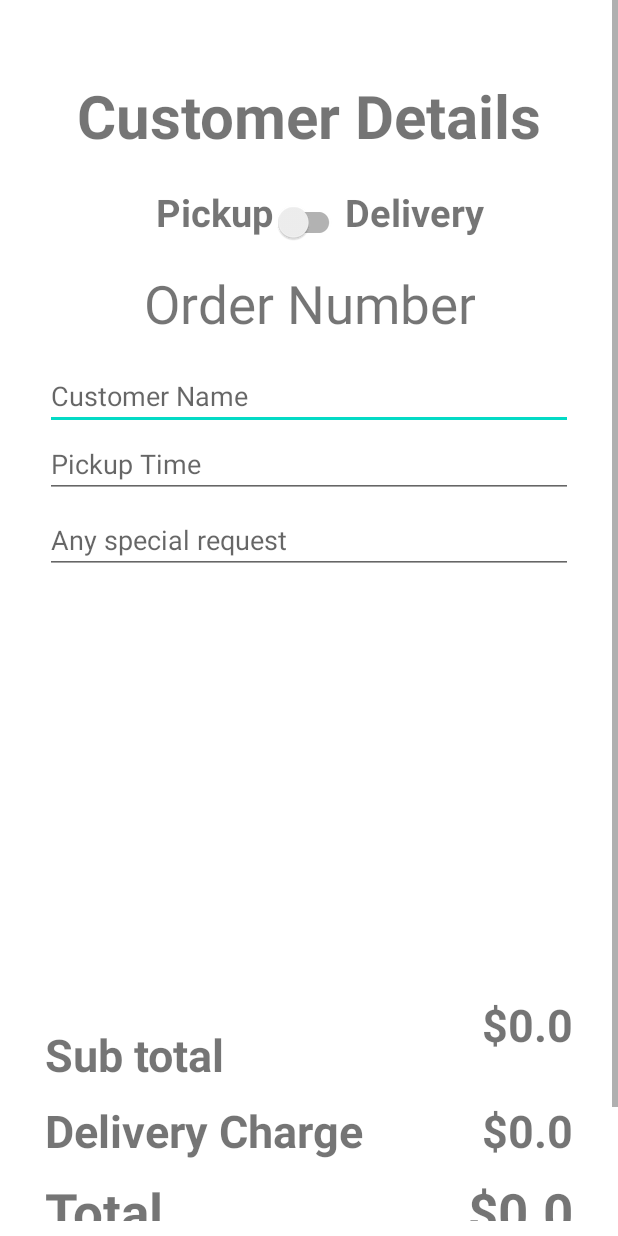
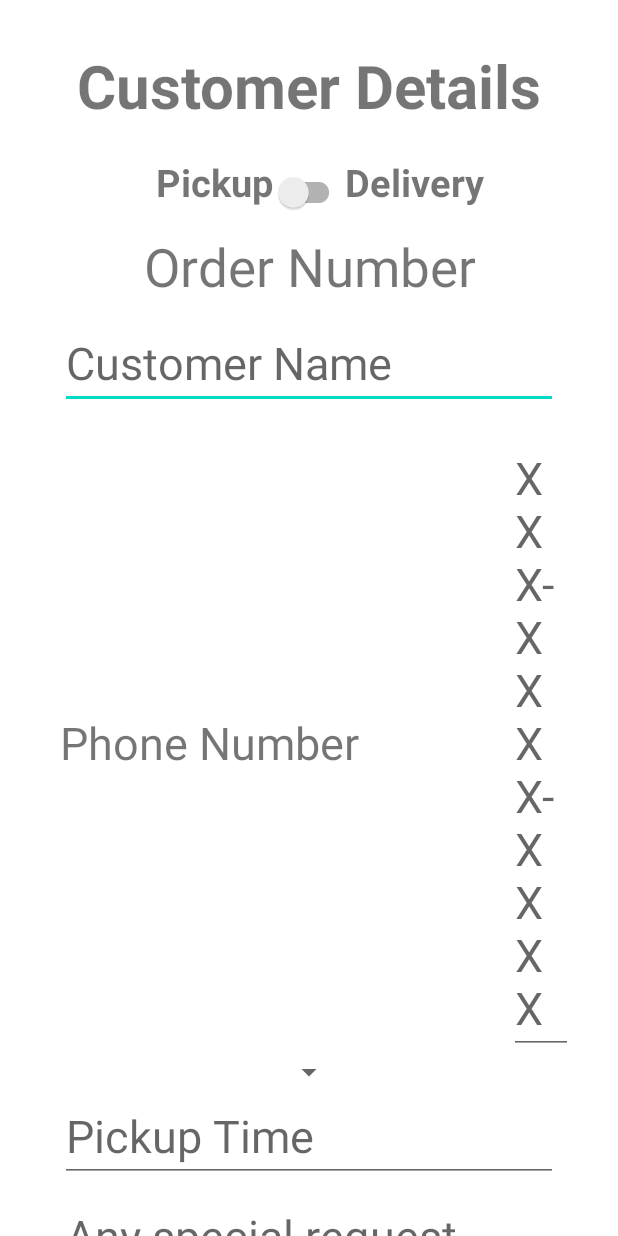
Before and after one commit to TranThiLanAnhRikai/POSAPP, an Android app: the layout fragment_checkout.xml on its own in the app's theme, with its tools: preview values and no code run, on a phone screen of 412 x 824 dp. Run offline under Robolectric (Android 15) with nearby library versions, the phone set to English and light mode, and no system bars; Roboto replaces fonts that are not available here.

Commit message:
UI for checkout fragment done, basic UI for order status fragment

```diff
--- a/app/src/main/java/com/example/pos/CartFragment.kt
+++ b/app/src/main/java/com/example/pos/CartFragment.kt
@@ -100,7 +100,7 @@ class CartFragment : Fragment(), CartItemsAdapter.OnClickListener {
     }
 
     fun payOrder() {
-        findNavController().navigate(R.id.action_cartFragment_to_paymentFragment)
+        findNavController().navigate(R.id.action_cartFragment_to_checkoutFragment)
     }
 
 }
--- /dev/null
+++ b/app/src/main/res/drawable/ic_baseline_shopping_cart_24.xml
@@ -0,0 +1,5 @@
+<vector android:height="24dp" android:tint="#000000"
+    android:viewportHeight="24" android:viewportWidth="24"
+    android:width="24dp" xmlns:android="http://schemas.android.com/apk/res/android">
+    <path android:fillColor="@android:color/white" android:pathData="M7,18c-1.1,0 -1.99,0.9 -1.99,2S5.9,22 7,22s2,-0.9 2,-2 -0.9,-2 -2,-2zM1,2v2h2l3.6,7.59 -1.35,2.45c-0.16,0.28 -0.25,0.61 -0.25,0.96 0,1.1 0.9,2 2,2h12v-2L7.42,15c-0.14,0 -0.25,-0.11 -0.25,-0.25l0.03,-0.12 0.9,-1.63h7.45c0.75,0 1.41,-0.41 1.75,-1.03l3.58,-6.49c0.08,-0.14 0.12,-0.31 0.12,-0.48 0,-0.55 -0.45,-1 -1,-1L5.21,4l-0.94,-2L1,2zM17,18c-1.1,0 -1.99,0.9 -1.99,2s0.89,2 1.99,2 2,-0.9 2,-2 -0.9,-2 -2,-2z"/>
+</vector>
--- a/app/src/main/res/layout/fragment_payment.xml
+++ b/app/src/main/res/layout/fragment_checkout.xml
@@ -1,20 +1,22 @@
 <?xml version="1.0" encoding="utf-8"?>
-<ScrollView xmlns:android="http://schemas.android.com/apk/res/android"
-    xmlns:app="http://schemas.android.com/apk/res-auto"
-    xmlns:tools="http://schemas.android.com/tools"
-    android:layout_width="match_parent"
-    android:layout_height="match_parent"
-    android:paddingBottom="10dp"
-    >
+<layout xmlns:android="http://schemas.android.com/apk/res/android"
+    xmlns:app="http://schemas.android.com/apk/res-auto">
+    <data>
+        <variable
+            name="checkoutFragment"
+            type="com.example.pos.CheckoutFragment" />
+        <variable
+            name="menuViewModel"
+            type="com.example.pos.model.MenuViewModel" />
+    </data>
     <androidx.constraintlayout.widget.ConstraintLayout
         android:layout_width="match_parent"
         android:layout_height="match_parent"
-        android:layout_marginLeft="20dp"
-        android:layout_marginRight="20dp">
-
+        android:layout_marginLeft="30dp"
+        android:layout_marginRight="30dp">
 
         <TextView android:id="@+id/customer_details"
-            android:layout_marginTop="50dp"
+            android:layout_marginTop="30dp"
             android:layout_width="wrap_content"
             android:layout_height="wrap_content"
             app:layout_constraintStart_toStartOf="parent"
@@ -24,18 +26,18 @@
             android:textSize="40sp"
             android:textStyle="bold"/>
 
-        <TextView android:id="@+id/tvPickup"
+        <TextView android:id="@+id/pickup_text"
             android:layout_width="wrap_content"
             android:layout_height="wrap_content"
             android:layout_marginTop="20sp"
-            app:layout_constraintEnd_toStartOf="@+id/switchDelivery"
+            app:layout_constraintEnd_toStartOf="@+id/switch_delivery"
             app:layout_constraintTop_toBottomOf="@+id/customer_details"
             android:text="Pickup"
             android:textSize="25sp"
             android:textStyle="bold"/>
 
         <androidx.appcompat.widget.SwitchCompat
-            android:id="@+id/switchDelivery"
+            android:id="@+id/switch_delivery"
             android:layout_width="wrap_content"
             android:layout_height="wrap_content"
             app:layout_constraintStart_toStartOf="parent"
@@ -50,7 +52,7 @@
             android:layout_width="wrap_content"
             android:layout_height="wrap_content"
             android:layout_marginTop="20dp"
-            app:layout_constraintStart_toEndOf="@+id/switchDelivery"
+            app:layout_constraintStart_toEndOf="@+id/switch_delivery"
             app:layout_constraintTop_toBottomOf="@+id/customer_details"
             android:text="Delivery"
             android:textSize="25sp"
@@ -59,138 +61,154 @@
             android:id="@+id/order_number"
             android:layout_width="wrap_content"
             android:layout_height="wrap_content"
-            android:layout_marginTop="20dp"
+            android:layout_marginTop="15dp"
             app:layout_constraintTop_toBottomOf="@+id/delivery"
             android:textSize="35sp"
             android:text="Order Number"
             android:gravity="center"
             app:layout_constraintLeft_toLeftOf="parent"
             app:layout_constraintRight_toRightOf="parent"/>
-        <EditText android:id="@+id/inputName"
+        <EditText android:id="@+id/input_name"
             android:layout_width="match_parent"
             android:layout_height="wrap_content"
             app:layout_constraintStart_toStartOf="parent"
             app:layout_constraintEnd_toEndOf="parent"
             app:layout_constraintTop_toBottomOf="@id/order_number"
+            android:textSize="30sp"
             android:layout_marginStart="10dp"
             android:layout_marginEnd="10dp"
-            android:layout_marginTop="15dp"
+            android:layout_marginTop="10dp"
             android:layout_marginBottom="05dp"
             android:hint="@string/customer_name"/>
+        <LinearLayout
+            android:id="@+id/phone_number_layout"
+            android:layout_width="match_parent"
+            android:layout_height="wrap_content"
+            android:orientation="horizontal"
+            android:layout_marginStart="10dp"
+            android:layout_marginTop="15dp"
+            android:layout_marginBottom="5dp"
+            app:layout_constraintTop_toBottomOf="@id/input_name"
+            app:layout_constraintLeft_toLeftOf="parent">
+            <TextView
+                android:layout_width="wrap_content"
+                android:layout_height="wrap_content"
+                android:textSize="30sp"
+                android:text="Phone Number"/>
+            <Space
+                android:layout_width="100dp"
+                android:layout_height="wrap_content"/>
+            <EditText
+                android:id="@+id/phone_number_edttxt"
+                android:layout_width="wrap_content"
+                android:layout_height="wrap_content"
+                android:textSize="30dp"
+                android:hint="XXX-XXXX-XXXX"/>
 
-        <EditText android:id="@+id/inputAddress"
+        </LinearLayout>
+        <Spinner
+            android:id="@+id/spinner_inner"
+            android:layout_width="wrap_content"
+            android:layout_height="wrap_content"
+            app:layout_constraintLeft_toLeftOf="parent"
+            app:layout_constraintRight_toRightOf="parent"
+            app:layout_constraintTop_toBottomOf="@id/phone_number_layout"/>
+
+        <EditText android:id="@+id/input_address"
             android:layout_width="match_parent"
             android:layout_height="wrap_content"
             app:layout_constraintStart_toStartOf="parent"
             app:layout_constraintEnd_toEndOf="parent"
-            app:layout_constraintTop_toBottomOf="@id/inputName"
+            app:layout_constraintTop_toBottomOf="@id/spinner_inner"
             android:layout_marginStart="10dp"
             android:layout_marginEnd="10dp"
-            android:layout_marginTop="15dp"
-            android:layout_marginBottom="05dp"
-            android:hint="Enter your address"
+            android:layout_marginTop="5dp"
+            android:layout_marginBottom="5dp"
+            android:textSize="30sp"
+            android:hint="Address"
             android:visibility="gone"/>
 
-        <EditText android:id="@+id/inputCity"
+        <EditText android:id="@+id/input_city"
             android:layout_width="match_parent"
             android:layout_height="wrap_content"
             app:layout_constraintStart_toStartOf="parent"
             app:layout_constraintEnd_toEndOf="parent"
-            app:layout_constraintTop_toBottomOf="@id/inputAddress"
+            app:layout_constraintTop_toBottomOf="@id/input_address"
             android:layout_marginStart="10dp"
             android:layout_marginEnd="10dp"
-            android:layout_marginTop="15dp"
-            android:layout_marginBottom="05dp"
-            android:hint="Enter your city"
+            android:layout_marginTop="5dp"
+            android:layout_marginBottom="5dp"
+            android:textSize="30sp"
+            android:hint="Mansion name/Room number"
             android:visibility="gone"/>
 
-        <EditText android:id="@+id/inputState"
+
+        <EditText android:id="@+id/input_zip"
             android:layout_width="match_parent"
             android:layout_height="wrap_content"
             app:layout_constraintStart_toStartOf="parent"
             app:layout_constraintEnd_toEndOf="parent"
-            app:layout_constraintTop_toBottomOf="@id/inputCity"
-            android:layout_marginStart="10dp"
+            app:layout_constraintTop_toBottomOf="@id/input_city"
+            android:layout_marginStart="5dp"
             android:layout_marginEnd="10dp"
-            android:layout_marginTop="05dp"
+            android:layout_marginTop="5dp"
             android:layout_marginBottom="05dp"
-            android:hint="Enter your state"
+            android:hint="Zip code"
+            android:inputType="number"
+            android:maxLength="8"
+            android:textSize="30sp"
             android:visibility="gone"/>
 
-        <EditText android:id="@+id/inputZip"
-            android:layout_width="match_parent"
-            android:layout_height="wrap_content"
-            app:layout_constraintStart_toStartOf="parent"
-            app:layout_constraintEnd_toEndOf="parent"
-            app:layout_constraintTop_toBottomOf="@id/inputState"
-            android:layout_marginStart="10dp"
-            android:layout_marginEnd="10dp"
-            android:layout_marginTop="05dp"
-            android:layout_marginBottom="05dp"
-            android:hint="Enter your zip"
-            android:inputType="number"
-            android:maxLength="5"
-            android:visibility="gone"/>
 
         <EditText
-            android:id="@+id/inputCardNumber"
+            android:id="@+id/input_pickup_time"
             android:layout_width="match_parent"
             android:layout_height="wrap_content"
             android:layout_marginStart="10dp"
             android:layout_marginEnd="10dp"
             android:hint="Pickup Time"
-            android:inputType="number"
+            android:textSize="30sp"
             app:layout_constraintEnd_toEndOf="parent"
             app:layout_constraintStart_toStartOf="parent"
-            app:layout_constraintTop_toBottomOf="@+id/inputName" />
+            app:layout_constraintTop_toBottomOf="@+id/spinner_inner" />
 
         <EditText android:id="@+id/request"
             android:layout_width="match_parent"
             android:layout_height="wrap_content"
             app:layout_constraintStart_toStartOf="parent"
             app:layout_constraintEnd_toEndOf="parent"
-            app:layout_constraintTop_toBottomOf="@id/inputCardNumber"
+            app:layout_constraintTop_toBottomOf="@id/input_pickup_time"
             android:layout_marginStart="10dp"
             android:layout_marginEnd="10dp"
             android:layout_marginTop="05dp"
             android:layout_marginBottom="05dp"
             android:hint="Any special request"
-            android:inputType="number"
-            android:maxLength="6"/>
+            android:textSize="30sp" />
 
-  <!--      <EditText android:id="@+id/inputCardPin"
-            android:layout_width="match_parent"
+        <androidx.constraintlayout.widget.Barrier
+            android:id="@+id/barrier"
+            android:layout_width="wrap_content"
             android:layout_height="wrap_content"
-            app:layout_constraintStart_toStartOf="parent"
-            app:layout_constraintEnd_toEndOf="parent"
-            app:layout_constraintTop_toBottomOf="@id/inputCardExpiry"
-            android:layout_marginStart="10dp"
-            android:layout_marginEnd="10dp"
-            android:layout_marginTop="05dp"
-            android:layout_marginBottom="05dp"
-            android:hint="Pay"
-            android:inputType="number"
-            android:maxLength="3"/>-->
-
-
+            app:barrierDirection="bottom"
+            app:constraint_referenced_ids="request, input_zip" />
         <androidx.recyclerview.widget.RecyclerView
-            android:id="@+id/cartItemsRecyclerView"
-            android:layout_width="250dp"
-            android:layout_height="250dp"
+            android:id="@+id/cart_items"
+            android:layout_width="wrap_content"
+            android:layout_height="wrap_content"
             app:layoutManager="androidx.recyclerview.widget.LinearLayoutManager"
             android:orientation="horizontal"
             android:layout_marginTop="20dp"
             app:layout_constraintStart_toStartOf="parent"
             app:layout_constraintEnd_toEndOf="parent"
-            app:layout_constraintTop_toBottomOf="@+id/request"
+            app:layout_constraintTop_toBottomOf="@+id/barrier"
             android:nestedScrollingEnabled="false"/>
 
         <TextView android:id="@+id/tvSubtotal"
             android:layout_width="wrap_content"
             android:layout_height="wrap_content"
             app:layout_constraintStart_toStartOf="parent"
-            app:layout_constraintTop_toBottomOf="@+id/cartItemsRecyclerView"
-            android:layout_marginTop="30dp"
+            app:layout_constraintTop_toBottomOf="@+id/cart_items"
+            android:layout_marginTop="20dp"
             android:layout_marginLeft="10dp"
             android:text="Sub total"
             android:textSize="30sp"
@@ -200,8 +218,9 @@
             android:layout_width="wrap_content"
             android:layout_height="wrap_content"
             app:layout_constraintEnd_toEndOf="parent"
-            app:layout_constraintTop_toBottomOf="@+id/cartItemsRecyclerView"
-            android:layout_margin="10dp"
+            app:layout_constraintTop_toBottomOf="@+id/cart_items"
+            android:layout_marginRight="10dp"
+            android:layout_marginTop="20dp"
             android:text="$0.0"
             android:textSize="30sp"
             android:textStyle="bold"/>
@@ -222,7 +241,7 @@
             app:layout_constraintEnd_toEndOf="parent"
             app:layout_constraintTop_toBottomOf="@+id/tvSubtotal"
             android:layout_margin="10dp"
-            android:text="$0.0"
+            android:text="$5.0"
             android:textSize="30sp"
             android:textStyle="bold"/>
 
@@ -249,7 +268,7 @@
         <TextView android:id="@+id/buttonPlaceYourOrder"
             android:layout_width="match_parent"
             android:layout_height="wrap_content"
-            android:layout_marginTop="20dp"
+            android:layout_marginTop="10dp"
             app:layout_constraintStart_toStartOf="parent"
             app:layout_constraintEnd_toEndOf="parent"
             app:layout_constraintTop_toBottomOf="@+id/tvTotal"
@@ -260,8 +279,9 @@
             android:textColor="@color/black"
             android:padding="10dp"
             android:layout_margin="10dp"
+            android:onClick="@{() -> checkoutFragment.toOrdersList()}"
             />
 
 
     </androidx.constraintlayout.widget.ConstraintLayout>
-</ScrollView>
+</layout>
```
Also changed, not shown: app/src/main/java/com/example/pos/CheckoutFragment.kt (added, +101 -0 lines), app/src/main/java/com/example/pos/OrderFragment.kt (+8 -2 lines), app/src/main/java/com/example/pos/OrderStatusFragment.kt (added, +68 -0 lines), app/src/main/java/com/example/pos/PaymentFragment.kt (deleted, +0 -60 lines), app/src/main/java/com/example/pos/PaymentStatusFragment.kt (deleted, +0 -60 lines), app/src/main/java/com/example/pos/adapter/CheckoutItemsAdapter.kt (added, +41 -0 lines), app/src/main/java/com/example/pos/model/MenuViewModel.kt (+1 -8 lines), app/src/main/res/layout/checkout_item.xml (added, +31 -0 lines), app/src/main/res/layout/fragment_order.xml (+21 -9 lines), app/src/main/res/layout/fragment_order_status.xml (added, +61 -0 lines), app/src/main/res/layout/fragment_payment_status.xml (deleted, +0 -13 lines), app/src/main/res/layout/spinner_item.xml (added, +11 -0 lines), app/src/main/res/navigation/nav_graph.xml (+14 -14 lines), app/src/main/res/values/strings.xml (+7 -0 lines), 1 more files.
